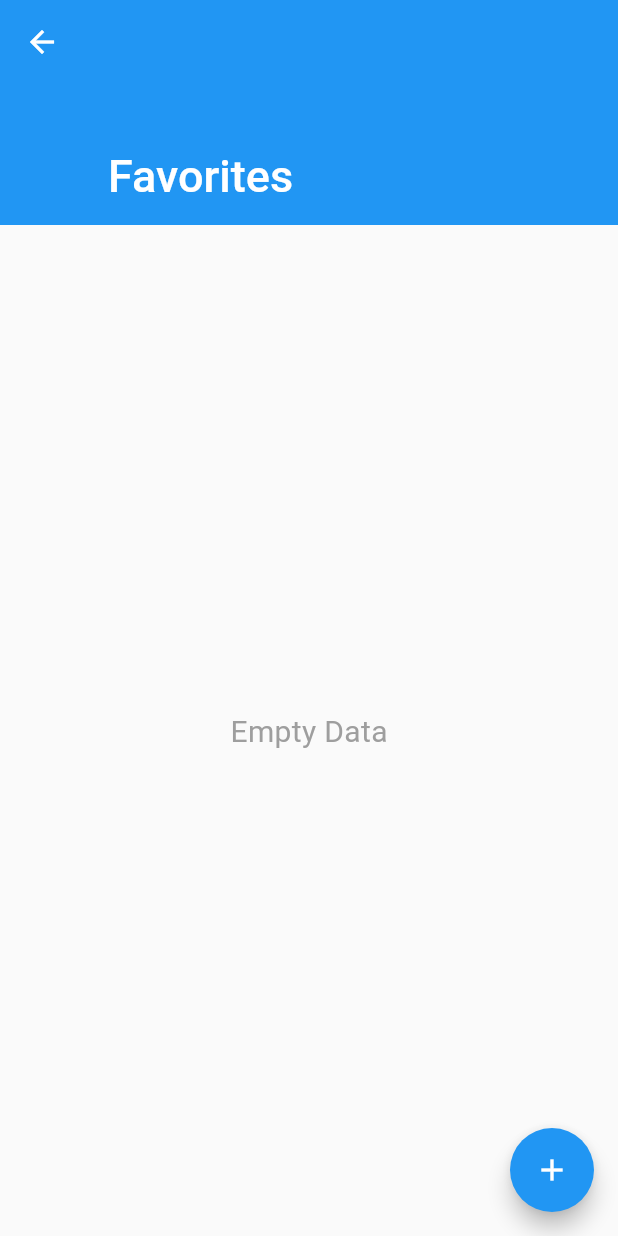
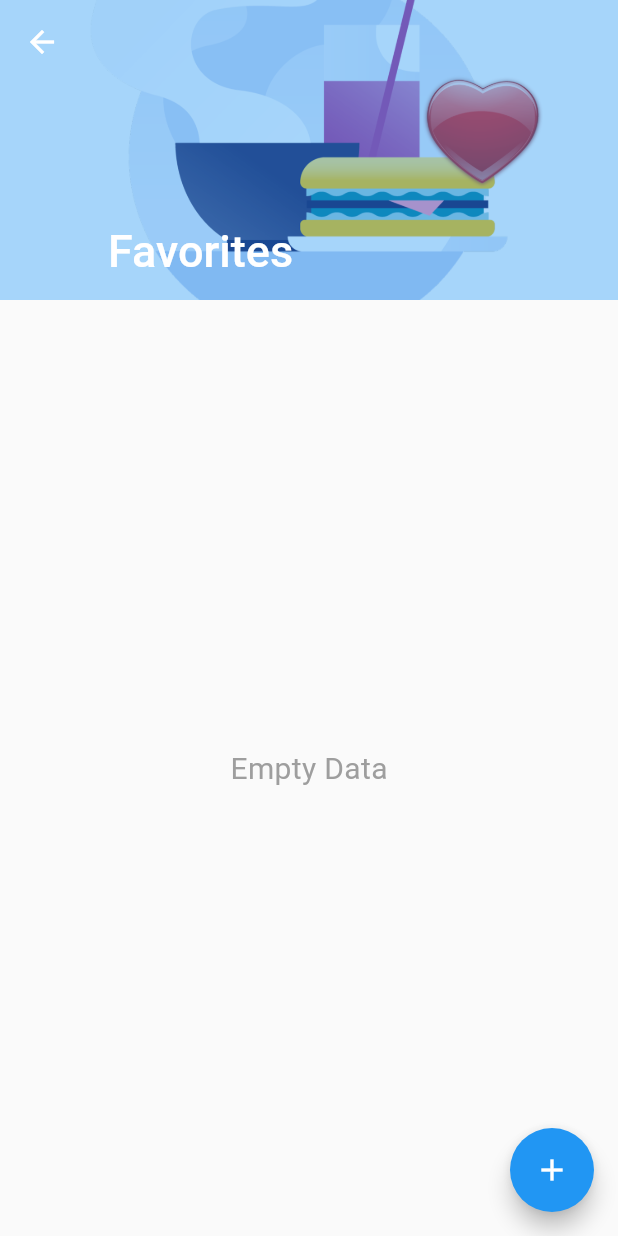
Before and after one commit to Fauzywahyudi/flutter-fundamental-dicoding, a Flutter app: the screen it shows after launch, after a tap on the "favorite outline" icon, on a phone screen of 412 x 824 dp. Run offline on Flutter 3.47's test engine with Material 2 defaults, Android fonts, the phone set to English and light mode, and no system bars; our stand-ins replace data_connection_checker, google_fonts, shared_preferences; network calls fail.

Commit message:
change home design

```diff
--- a/restoran_app/lib/pages/favorite/favorite.dart
+++ b/restoran_app/lib/pages/favorite/favorite.dart
@@ -24,7 +24,7 @@ class Favorite extends StatelessWidget {
         }),
         body: NestedScrollView(
           headerSliverBuilder: (context, isScroll) {
-            return [_buildSliverAppBar()];
+            return [_buildSliverAppBar(context)];
           },
           body: Consumer<FavoriteProvider>(
             builder: (context, state, _) {
@@ -106,81 +106,48 @@ class Favorite extends StatelessWidget {
     );
   }
 
-  SliverAppBar _buildSliverAppBar() {
+  SliverAppBar _buildSliverAppBar(BuildContext context) {
     return SliverAppBar(
       pinned: true,
       floating: true,
       snap: true,
-      expandedHeight: 150,
+      expandedHeight: 200,
       flexibleSpace: FlexibleSpaceBar(
         title: Text('Favorites'),
+        background: Stack(
+          children: [
+            SafeArea(
+              child: Container(
+                height: 200,
+                width: MediaQuery.of(context).size.width,
+                child: Image.asset(
+                  'assets/images/ikon.png',
+                  fit: BoxFit.cover,
+                ),
+              ),
+            ),
+            Positioned(
+              right: 50,
+              top: 50,
+              child: Container(
+                height: 80,
+                width: 80,
+                child: Image.asset(
+                  'assets/images/favorite.png',
+                  fit: BoxFit.cover,
+                ),
+              ),
+            ),
+            SafeArea(
+              child: Container(
+                height: 200,
+                width: MediaQuery.of(context).size.width,
+                color: Colors.blue.withOpacity(0.4),
+              ),
+            )
+          ],
+        ),
       ),
     );
   }
 }
-
-// class DialogAddFavorite extends StatefulWidget {
-//   @override
-//   _DialogAddFavoriteState createState() => _DialogAddFavoriteState();
-// }
-
-// class _DialogAddFavoriteState extends State<DialogAddFavorite> {
-//   @override
-//   Widget build(BuildContext context) {
-//     return MultiProvider(
-//       providers: [
-//         ChangeNotifierProvider<RestaurantProvider>(
-//             lazy: true, create: (_) => RestaurantProvider(context)),
-//         ChangeNotifierProvider<FavoriteProvider>(
-//             create: (_) => FavoriteProvider(context)),
-//       ],
-//       child: AlertDialog(
-//         title: Text('Add Favorite'),
-//         content: SingleChildScrollView(
-//           child: Consumer<RestaurantProvider>(builder: (context, state, _) {
-//             if (state.state == ResultState.Loading) {
-//               return Center(child: CircularProgressIndicator());
-//             } else if (state.state == ResultState.HasData) {
-//               print(state.result.restaurants[0].name);
-//               return Container();
-//               // return Container(
-//               //   height: MediaQuery.of(context).size.width * 0.5,
-//               //   child: ListView.builder(
-//               //     itemCount: state.result.restaurants.length,
-//               //     itemBuilder: (context, index) {
-//               //       return ListTile(
-//               //         title: Text(state.result.restaurants[index].name),
-//               //       );
-//               //     },
-//               //   ),
-//               // );
-//             } else if (state.state == ResultState.NoData) {
-//               return Center(child: Text(state.message));
-//             } else if (state.state == ResultState.Error) {
-//               return Center(child: Text(state.message));
-//             } else if (state.state == ResultState.NoConnection) {
-//               return Container(
-//                 width: MediaQuery.of(context).size.width,
-//                 child: Column(
-//                   crossAxisAlignment: CrossAxisAlignment.center,
-//                   mainAxisAlignment: MainAxisAlignment.center,
-//                   children: [
-//                     Text(state.message, style: labelConnection),
-//                     SizedBox(height: 30),
-//                     RaisedButton(
-//                       onPressed: () => state.refresh(),
-//                       color: Colors.blue[200],
-//                       child: Text('Refresh'),
-//                     )
-//                   ],
-//                 ),
-//               );
-//             } else {
-//               return Center(child: Text(''));
-//             }
-//           }),
-//         ),
-//       ),
-//     );
-//   }
-// }
--- a/restoran_app/lib/pages/home/home.dart
+++ b/restoran_app/lib/pages/home/home.dart
@@ -12,29 +12,20 @@ class HomePage extends StatelessWidget {
   Widget build(BuildContext context) {
     return ChangeNotifierProvider<RestaurantProvider>(
         create: (_) => RestaurantProvider(context),
-      child: Scaffold(
-        appBar: AppBar(
-          title: Text('Restaurant App'),
-          actions: [
-            IconButton(
-              icon: Icon(Icons.favorite_border),
-              tooltip: 'Favofite',
-              onPressed: () => Navigator.pushNamed(context, Favorite.routeName),
-            ),
-            IconButton(
-              icon: Icon(Icons.search),
-              tooltip: 'Search Restaurant',
-              onPressed: () =>
-                  Navigator.pushNamed(context, SearchPage.routeName),
-            ),
-          ],
-        ),
-        body: Consumer<RestaurantProvider>(
+        child: NestedScrollView(
+          headerSliverBuilder: (context, isScroll) {
+            return [_buildSliverAppBar(context)];
+          },
+          body: Container(
+            padding: EdgeInsets.symmetric(horizontal: 8),
+            color: Colors.grey[300],
+            child: Consumer<RestaurantProvider>(
               builder: (context, state, _) {
                 if (state.state == ResultState.Loading) {
                   return Center(child: CircularProgressIndicator());
                 } else if (state.state == ResultState.HasData) {
                   return ListView.builder(
+                    padding: EdgeInsets.only(top: 8),
                     shrinkWrap: true,
                     itemCount: state.result.restaurants.length,
                     itemBuilder: (context, index) {
@@ -69,6 +60,123 @@ class HomePage extends StatelessWidget {
               },
             ),
           ),
+        )
+
+        // Scaffold(
+        //   appBar: AppBar(
+        //     title: Text('Restaurant App'),
+        //     actions: [
+        //       IconButton(
+        //         icon: Icon(Icons.favorite_border),
+        //         tooltip: 'Favofite',
+        //         onPressed: () => Navigator.pushNamed(context, Favorite.routeName),
+        //       ),
+        //       IconButton(
+        //         icon: Icon(Icons.search),
+        //         tooltip: 'Search Restaurant',
+        //         onPressed: () =>
+        //             Navigator.pushNamed(context, SearchPage.routeName),
+        //       ),
+        //     ],
+        //   ),
+        //   body: Consumer<RestaurantProvider>(
+        //     builder: (context, state, _) {
+        //       if (state.state == ResultState.Loading) {
+        //         return Center(child: CircularProgressIndicator());
+        //       } else if (state.state == ResultState.HasData) {
+        //         return ListView.builder(
+        //           shrinkWrap: true,
+        //           itemCount: state.result.restaurants.length,
+        //           itemBuilder: (context, index) {
+        //             return ItemRestaurant(
+        //                 restaurant: state.result.restaurants[index]);
+        //           },
+        //         );
+        //       } else if (state.state == ResultState.NoData) {
+        //         return Center(child: Text(state.message));
+        //       } else if (state.state == ResultState.Error) {
+        //         return Center(child: Text(state.message));
+        //       } else if (state.state == ResultState.NoConnection) {
+        //         return Container(
+        //           width: MediaQuery.of(context).size.width,
+        //           child: Column(
+        //             crossAxisAlignment: CrossAxisAlignment.center,
+        //             mainAxisAlignment: MainAxisAlignment.center,
+        //             children: [
+        //               Text(state.message, style: labelConnection),
+        //               SizedBox(height: 30),
+        //               RaisedButton(
+        //                 onPressed: () => state.refresh(),
+        //                 color: Colors.blue[200],
+        //                 child: Text('Refresh'),
+        //               )
+        //             ],
+        //           ),
+        //         );
+        //       } else {
+        //         return Center(child: Text(''));
+        //       }
+        //     },
+        //   ),
+        // ),
+        );
+  }
+
+  SliverAppBar _buildSliverAppBar(BuildContext context) {
+    return SliverAppBar(
+      pinned: true,
+      floating: true,
+      expandedHeight: 200,
+      leading: CircleAvatar(
+        child: Container(
+          height: 50,
+          width: 50,
+          decoration: BoxDecoration(
+            shape: BoxShape.circle,
+            image: DecorationImage(
+                image: AssetImage(
+                  'assets/images/ikon.png',
+                ),
+                fit: BoxFit.cover),
+          ),
+        ),
+      ),
+      actions: [
+        IconButton(
+          icon: Icon(Icons.favorite_border),
+          tooltip: 'Favofite',
+          onPressed: () => Navigator.pushNamed(context, Favorite.routeName),
+        ),
+        IconButton(
+          icon: Icon(Icons.search),
+          tooltip: 'Search Restaurant',
+          onPressed: () => Navigator.pushNamed(context, SearchPage.routeName),
+        ),
+      ],
+      flexibleSpace: FlexibleSpaceBar(
+        title: Text('Restaurant App'),
+        background: Stack(
+          children: [
+            SafeArea(
+              child: Container(
+                height: 200,
+                width: MediaQuery.of(context).size.width,
+                child: Image.asset(
+                  'assets/images/ikon.png',
+                  fit: BoxFit.cover,
+                ),
+              ),
+            ),
+            SafeArea(
+              child: Container(
+                height: 200,
+                width: MediaQuery.of(context).size.width,
+                color: Colors.blue.withOpacity(0.4),
+              ),
+            )
+          ],
+        ),
+      ),
     );
   }
 }
--- a/restoran_app/lib/widget/item_restaurant.dart
+++ b/restoran_app/lib/widget/item_restaurant.dart
@@ -10,10 +10,10 @@ class ItemRestaurant extends StatelessWidget {
   const ItemRestaurant({this.restaurant});
   @override
   Widget build(BuildContext context) {
-    return InkWell(
-      onTap: () => Navigator.pushNamed(context, DetailPage.routeName,
-          arguments: restaurant.id),
-      child: Card(
+    return Card(
+      child: InkWell(
+        onTap: () => Navigator.pushNamed(context, DetailPage.routeName,
+            arguments: restaurant.id),
         child: Row(
           crossAxisAlignment: CrossAxisAlignment.start,
           children: [
```
Also changed, not shown: restoran_app/assets/images/favorite.png (added). Lines whose indentation alone changed are shown as unchanged.
